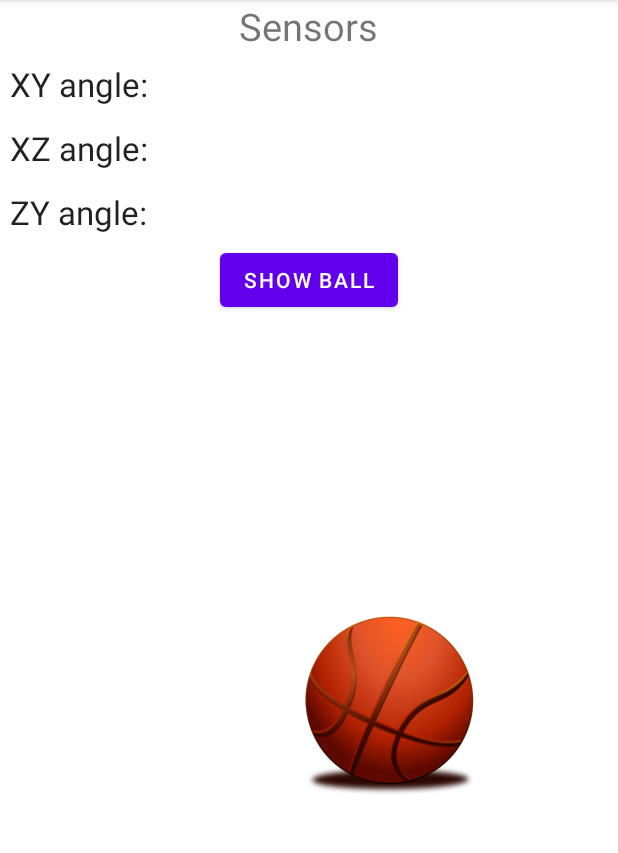
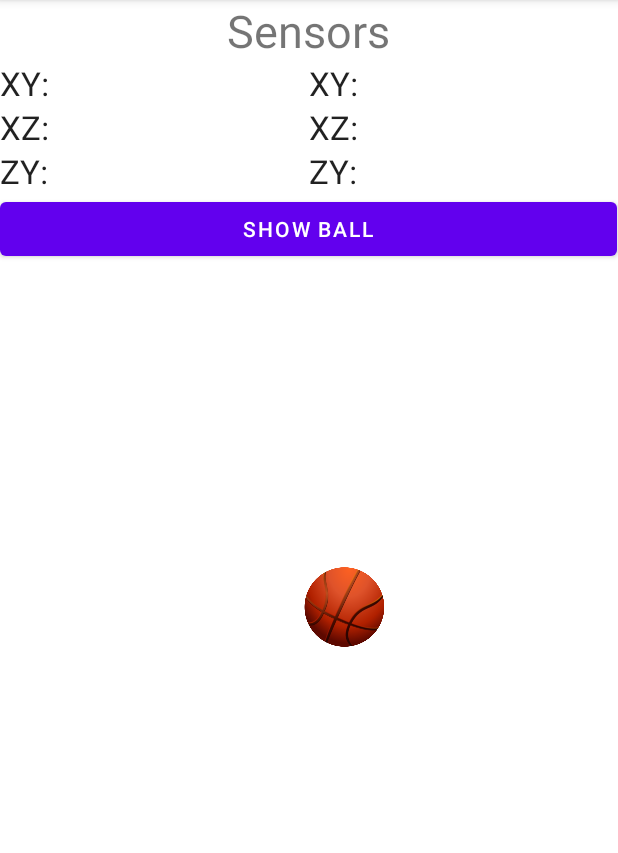
Before and after one commit to Fenrir-Codes/App_programmering, an Android app: the screen it shows after launch (MainActivity), after a tap on "SHOW BALL", on a phone screen of 412 x 824 dp, the part 84-937 px from its top. Run offline under Robolectric (Android 15) with nearby library versions, the phone set to English and light mode, and no system bars.

Commit message:
Ball bouncing update

```diff
--- a/AccelerationSensors/app/src/main/java/dk/tec/accelerationsensors/BallView.java
+++ b/AccelerationSensors/app/src/main/java/dk/tec/accelerationsensors/BallView.java
@@ -8,81 +8,78 @@ import android.hardware.Sensor;
 import android.hardware.SensorEvent;
 import android.hardware.SensorEventListener;
 import android.view.View;
-import androidx.core.content.res.ResourcesCompat;
+
+import androidx.core.content.ContextCompat;
 
 public class BallView extends View implements SensorEventListener
 {
-    MainActivity main;
-    float xMove = 0.0f;
-    float yMove = 0.0f;
-    int xPos = 300;
-    int yPos = 300;
-    Drawable drwBall;
-    int drwWidth;
-    int drwHeight;
-    int viewWidth;
-    int viewHeigth;
+    MainActivity mainAct;
+    Drawable ball;
+    int ballWidth, ballHeight;
 
-    public BallView(MainActivity mainActivity)
-    {   super(mainActivity);
-        main = mainActivity;
+    float xPos = 300;
+    float yPos = 300;
+    float xMove, yMove;
+    int screenWidth;
+    int screenHeight;
+    public BallView(MainActivity mainAct) {
+        super(mainAct);
+        this.mainAct = mainAct;
 
-        drwBall = ResourcesCompat.getDrawable(getResources(), R.drawable.ball_basket, null);
-        drwWidth = drwBall.getIntrinsicWidth() / 5;
-        drwHeight = drwBall.getIntrinsicHeight() / 5;
-
+        ball = ContextCompat.getDrawable(mainAct.getApplicationContext(),R.drawable.ball_basket);
+        ballWidth = ball.getIntrinsicWidth()/10;
+        ballHeight = ball.getIntrinsicHeight()/10;
     }
 
     @Override
     protected void onSizeChanged(int w, int h, int oldw, int oldh) {
         super.onSizeChanged(w, h, oldw, oldh);
-        viewWidth = w;
-        viewHeigth = h;
+        screenWidth = w;
+        screenHeight = h;
     }
 
     @Override
-    protected void onDraw(Canvas canvas) {
-        super.onDraw(canvas);
-
-        drwBall.setBounds(xPos, yPos, xPos + drwWidth, yPos + drwHeight);
-        drwBall.draw(canvas);
+    protected void onDraw(Canvas canvas)
+    {
+        //super.onDraw(canvas);
+        ball.setBounds((int)xPos, (int)yPos, ((int)xPos) + ballWidth, ((int)yPos) + ballHeight);
+        ball.draw(canvas);
     }
 
     @Override
     public void onSensorChanged(SensorEvent event)
     {
-        if (event.sensor.getType() == Sensor.TYPE_ACCELEROMETER) {
-            main.upDateValues(event.values);
+        if(event.sensor.getType() == Sensor.TYPE_ACCELEROMETER)
+        {
+            mainAct.upDateValues(event.values);
 
-            xMove = event.values[0];
-            yMove = event.values[1];
+            xMove += -event.values[0]/25;
+            xPos += xMove;
 
-            xPos -= xMove * 2;
-            yPos += yMove * 2;
+            yMove += event.values[1]/25;
+            yPos += yMove;
+            invalidate();
 
+            if(xPos < 0 - 50) {
+                xMove = Math.abs(xMove) * 0.9f;
+                xPos += xMove;
+            }
+            if(xPos > screenWidth - ballWidth + 5) {
+                xMove = Math.abs(xMove) * -0.9f;
+                xPos += xMove;
+            }
+            if(yPos < 0 - 10) {
+                yMove = Math.abs(yMove) * 0.9f;
+                yPos += yMove;
+            }
+            if(yPos > screenHeight - ballHeight + 15) {
+                yMove = Math.abs(yMove) * -0.9f;
+                yPos += yMove;
+            }
 
-            if (xPos <= 0) {
-                xPos = 0;
-                xMove = 0;  // Stop horizontal movement
-            }
-            if (xPos >= viewWidth - drwWidth) {
-                xPos = viewWidth - drwWidth;
-                xMove = 0;  // Stop horizontal movement
-            }
-            if (yPos <= 0) {
-                yPos = 0;
-                yMove = 0;  // Stop vertical movement
-            }
-            if (yPos >= viewHeigth - drwHeight) {
-                yPos = viewHeigth - drwHeight;
-                yMove = 0;  // Stop vertical movement
-            }
         }
-        invalidate();
     }
 
     @Override
-    public void onAccuracyChanged(Sensor sensor, int accuracy) {
-
-    }
+    public void onAccuracyChanged(Sensor sensor, int accuracy) { }
 }
--- a/AccelerationSensors/app/src/main/res/layout/activity_main.xml
+++ b/AccelerationSensors/app/src/main/res/layout/activity_main.xml
@@ -1,70 +1,79 @@
 <?xml version="1.0" encoding="utf-8"?>
 <LinearLayout xmlns:android="http://schemas.android.com/apk/res/android"
-    android:id="@+id/theLayout"
+    xmlns:app="http://schemas.android.com/apk/res-auto"
     xmlns:tools="http://schemas.android.com/tools"
     android:layout_width="match_parent"
     android:layout_height="match_parent"
     android:orientation="vertical"
+    android:id="@+id/theLayout"
     android:gravity="center_horizontal"
     tools:context=".MainActivity">
 
     <TextView
         android:layout_width="wrap_content"
         android:layout_height="wrap_content"
-        android:textSize="25dp"
+        android:textSize="30dp"
         android:text="Sensors"
         />
     <LinearLayout
         android:layout_width="match_parent"
         android:layout_height="wrap_content"
-        android:layout_margin="10px"
-        android:orientation="horizontal">
+        android:orientation="horizontal" >
         <TextView
-            android:layout_width="wrap_content"
+            android:layout_width="0px"
             android:layout_height="wrap_content"
-            android:text="XY angle: "
-            android:textAppearance="?android:attr/textAppearanceLarge"/>
+            android:layout_weight="1"
+            android:textAppearance="?android:attr/textAppearanceLarge"
+            android:text="XY: "/>
         <TextView
-            android:layout_width="wrap_content"
+            android:layout_width="0px"
             android:layout_height="wrap_content"
+            android:layout_weight="1"
             android:id="@+id/txtXY"
-            android:textAppearance="?android:attr/textAppearanceLarge"/>
+            android:textAppearance="?android:attr/textAppearanceLarge"
+            android:text="XY: "/>
     </LinearLayout>
     <LinearLayout
         android:layout_width="match_parent"
         android:layout_height="wrap_content"
-        android:layout_margin="10px"
-        android:orientation="horizontal">
+        android:orientation="horizontal" >
         <TextView
-            android:layout_width="wrap_content"
+            android:layout_width="0px"
             android:layout_height="wrap_content"
-            android:text="XZ angle: "
-            android:textAppearance="?android:attr/textAppearanceLarge"/>
+            android:layout_weight="1"
+            android:textAppearance="?android:attr/textAppearanceLarge"
+            android:text="XZ: "/>
         <TextView
-            android:layout_width="wrap_content"
+            android:layout_width="0px"
             android:layout_height="wrap_content"
+            android:layout_weight="1"
             android:id="@+id/txtXZ"
-            android:textAppearance="?android:attr/textAppearanceLarge"/>
+            android:textAppearance="?android:attr/textAppearanceLarge"
+            android:text="XZ: "/>
     </LinearLayout>
     <LinearLayout
         android:layout_width="match_parent"
         android:layout_height="wrap_content"
-        android:layout_margin="10px"
-        android:orientation="horizontal">
+        android:orientation="horizontal" >
         <TextView
-            android:layout_width="wrap_content"
+            android:layout_width="0px"
             android:layout_height="wrap_content"
-            android:text="ZY angle: "
-            android:textAppearance="?android:attr/textAppearanceLarge"/>
+            android:layout_weight="1"
+            android:textAppearance="?android:attr/textAppearanceLarge"
+            android:text="ZY: "/>
         <TextView
-            android:layout_width="wrap_content"
+            android:layout_width="0px"
             android:layout_height="wrap_content"
+            android:layout_weight="1"
             android:id="@+id/txtZY"
-            android:textAppearance="?android:attr/textAppearanceLarge"/>
+            android:textAppearance="?android:attr/textAppearanceLarge"
+            android:text="ZY: "/>
     </LinearLayout>
+
     <Button
-        android:layout_width="wrap_content"
+        android:id="@+id/btnShowBall"
+        android:layout_width="411dp"
         android:layout_height="wrap_content"
-        android:id="@+id/btnShowBall"
-        android:text="Show Ball"/>
+        android:text="Show Ball" />
+
 </LinearLayout>
--- a/AccelerationSensors/build.gradle
+++ b/AccelerationSensors/build.gradle
@@ -1,5 +1,5 @@
 // Top-level build file where you can add configuration options common to all sub-projects/modules.
 plugins {
-    id 'com.android.application' version '7.4.1' apply false
-    id 'com.android.library' version '7.4.1' apply false
+    id 'com.android.application' version '8.0.2' apply false
+    id 'com.android.library' version '8.0.2' apply false
 }
--- a/AccelerationSensors/gradle.properties
+++ b/AccelerationSensors/gradle.properties
@@ -19,3 +19,5 @@ android.useAndroidX=true
 # resources declared in the library itself and none from the library's dependencies,
 # thereby reducing the size of the R class for that library
 android.nonTransitiveRClass=true
+android.defaults.buildfeatures.buildconfig=true
+android.nonFinalResIds=false
```
Also changed, not shown: AccelerationSensors/app/src/main/res/drawable/ball_basket.png, AccelerationSensors/gradle/wrapper/gradle-wrapper.properties.
